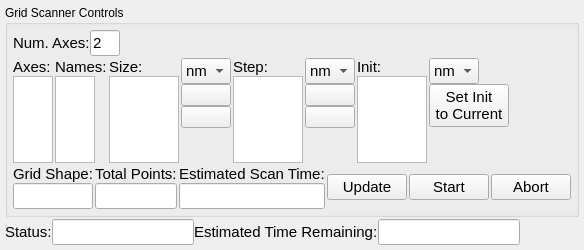
First picture: the form in nplab/experiment/scanning_experiment/grid_scanner.ui, repository nanophotonics/nplab, before the edit.
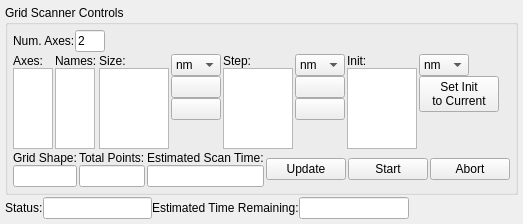
Second picture: the form after the edit. Icons and pictures are not drawn.

Commit message: Hyperspectral scanner safe exit added

Diff of the .ui file:
```diff
--- a/nplab/experiment/scanning_experiment/grid_scanner.ui
+++ b/nplab/experiment/scanning_experiment/grid_scanner.ui
@@ -7,8 +7,8 @@
    <rect>
     <x>0</x>
     <y>0</y>
-    <width>551</width>
-    <height>250</height>
+    <width>521</width>
+    <height>224</height>
    </rect>
   </property>
   <property name="windowTitle">
@@ -49,11 +49,6 @@
             <verstretch>0</verstretch>
            </sizepolicy>
           </property>
-          <property name="font">
-           <font>
-            <pointsize>11</pointsize>
-           </font>
-          </property>
           <property name="text">
            <string>Num. Axes:</string>
           </property>
@@ -73,11 +68,6 @@
             <height>16777215</height>
            </size>
           </property>
-          <property name="font">
-           <font>
-            <pointsize>11</pointsize>
-           </font>
-          </property>
           <property name="text">
            <string>2</string>
           </property>
@@ -119,11 +109,6 @@
           </property>
           <item>
            <widget class="QLabel" name="axes_label">
-            <property name="font">
-             <font>
-              <pointsize>11</pointsize>
-             </font>
-            </property>
             <property name="text">
              <string>Axes:</string>
             </property>
@@ -143,11 +128,6 @@
               <height>16777215</height>
              </size>
             </property>
-            <property name="font">
-             <font>
-              <pointsize>11</pointsize>
-             </font>
-            </property>
            </widget>
           </item>
          </layout>
@@ -156,11 +136,6 @@
          <layout class="QVBoxLayout" name="names_layout">
           <item>
            <widget class="QLabel" name="axes_names_label">
-            <property name="font">
-             <font>
-              <pointsize>11</pointsize>
-             </font>
-            </property>
             <property name="text">
              <string>Names:</string>
             </property>
@@ -174,11 +149,6 @@
               <height>16777215</height>
              </size>
             </property>
-            <property name="font">
-             <font>
-              <pointsize>11</pointsize>
-             </font>
-            </property>
            </widget>
           </item>
          </layout>
@@ -193,11 +163,6 @@
           </property>
           <item>
            <widget class="QLabel" name="size_label">
-            <property name="font">
-             <font>
-              <pointsize>11</pointsize>
-             </font>
-            </property>
             <property name="text">
              <string>Size:</string>
             </property>
@@ -211,11 +176,6 @@
               <height>16777215</height>
              </size>
             </property>
-            <property name="font">
-             <font>
-              <pointsize>11</pointsize>
-             </font>
-            </property>
            </widget>
           </item>
          </layout>
@@ -236,11 +196,6 @@
               <height>16777215</height>
              </size>
             </property>
-            <property name="font">
-             <font>
-              <pointsize>11</pointsize>
-             </font>
-            </property>
             <item>
              <property name="text">
               <string>nm</string>
@@ -317,11 +272,6 @@
           </property>
           <item>
            <widget class="QLabel" name="step_label">
-            <property name="font">
-             <font>
-              <pointsize>11</pointsize>
-             </font>
-            </property>
             <property name="text">
              <string>Step:</string>
             </property>
@@ -335,11 +285,6 @@
               <height>16777215</height>
              </size>
             </property>
-            <property name="font">
-             <font>
-              <pointsize>11</pointsize>
-             </font>
-            </property>
            </widget>
           </item>
          </layout>
@@ -366,11 +311,6 @@
               <height>16777215</height>
              </size>
             </property>
-            <property name="font">
-             <font>
-              <pointsize>11</pointsize>
-             </font>
-            </property>
             <item>
              <property name="text">
               <string>nm</string>
@@ -450,11 +390,6 @@
           </property>
           <item>
            <widget class="QLabel" name="init_label">
-            <property name="font">
-             <font>
-              <pointsize>11</pointsize>
-             </font>
-            </property>
             <property name="text">
              <string>Init:</string>
             </property>
@@ -468,11 +403,6 @@
               <height>16777215</height>
              </size>
             </property>
-            <property name="font">
-             <font>
-              <pointsize>11</pointsize>
-             </font>
-            </property>
            </widget>
           </item>
          </layout>
@@ -493,11 +423,6 @@
               <height>16777215</height>
              </size>
             </property>
-            <property name="font">
-             <font>
-              <pointsize>11</pointsize>
-             </font>
-            </property>
             <item>
              <property name="text">
               <string>nm</string>
@@ -523,11 +448,6 @@
               <verstretch>0</verstretch>
              </sizepolicy>
             </property>
-            <property name="font">
-             <font>
-              <pointsize>11</pointsize>
-             </font>
-            </property>
             <property name="text">
              <string>Set Init
 to Current</string>
@@ -588,11 +508,6 @@
           </property>
           <item>
            <widget class="QLabel" name="gridshape_label">
-            <property name="font">
-             <font>
-              <pointsize>11</pointsize>
-             </font>
-            </property>
             <property name="text">
              <string>Grid Shape:</string>
             </property>
@@ -600,11 +515,6 @@
           </item>
           <item>
            <widget class="QLineEdit" name="gridshape">
-            <property name="font">
-             <font>
-              <pointsize>11</pointsize>
-             </font>
-            </property>
             <property name="readOnly">
              <bool>true</bool>
             </property>
@@ -622,11 +532,6 @@
           </property>
           <item>
            <widget class="QLabel" name="total_points_label">
-            <property name="font">
-             <font>
-              <pointsize>11</pointsize>
-             </font>
-            </property>
             <property name="text">
              <string>Total Points:</string>
             </property>
@@ -634,11 +539,6 @@
           </item>
           <item>
            <widget class="QLineEdit" name="total_points">
-            <property name="font">
-             <font>
-              <pointsize>11</pointsize>
-             </font>
-            </property>
             <property name="readOnly">
              <bool>true</bool>
             </property>
@@ -656,11 +556,6 @@
           </property>
           <item>
            <widget class="QLabel" name="est_scan_time_label">
-            <property name="font">
-             <font>
-              <pointsize>11</pointsize>
-             </font>
-            </property>
             <property name="text">
              <string>Estimated Scan Time:</string>
             </property>
@@ -668,11 +563,6 @@
           </item>
           <item>
            <widget class="QLineEdit" name="est_scan_time">
-            <property name="font">
-             <font>
-              <pointsize>11</pointsize>
-             </font>
-            </property>
             <property name="readOnly">
              <bool>true</bool>
             </property>
@@ -682,11 +572,6 @@
         </item>
         <item>
          <widget class="QPushButton" name="update_button">
-          <property name="font">
-           <font>
-            <pointsize>11</pointsize>
-           </font>
-          </property>
           <property name="text">
            <string>Update</string>
           </property>
@@ -694,11 +579,6 @@
         </item>
         <item>
          <widget class="QPushButton" name="start_button">
-          <property name="font">
-           <font>
-            <pointsize>11</pointsize>
-           </font>
-          </property>
           <property name="text">
            <string>Start</string>
           </property>
@@ -706,11 +586,6 @@
         </item>
         <item>
          <widget class="QPushButton" name="abort_button">
-          <property name="font">
-           <font>
-            <pointsize>11</pointsize>
-           </font>
-          </property>
           <property name="text">
            <string>Abort</string>
           </property>
@@ -744,11 +619,6 @@
      </property>
      <item>
       <widget class="QLabel" name="status_label">
-       <property name="font">
-        <font>
-         <pointsize>11</pointsize>
-        </font>
-       </property>
        <property name="text">
         <string>Status:</string>
        </property>
@@ -756,11 +626,6 @@
      </item>
      <item>
       <widget class="QLineEdit" name="status">
-       <property name="font">
-        <font>
-         <pointsize>11</pointsize>
-        </font>
-       </property>
        <property name="readOnly">
         <bool>true</bool>
        </property>
@@ -768,11 +633,6 @@
      </item>
      <item>
       <widget class="QLabel" name="est_time_remain_label">
-       <property name="font">
-        <font>
-         <pointsize>11</pointsize>
-        </font>
-       </property>
        <property name="text">
         <string>Estimated Time Remaining:</string>
        </property>
@@ -780,11 +640,6 @@
      </item>
      <item>
       <widget class="QLineEdit" name="est_time_remain">
-       <property name="font">
-        <font>
-         <pointsize>11</pointsize>
-        </font>
-       </property>
        <property name="text">
         <string/>
        </property>
```
Left out of the diff: 10 changed lines with no effect on the pictures. The commit also changes 2 other files.
